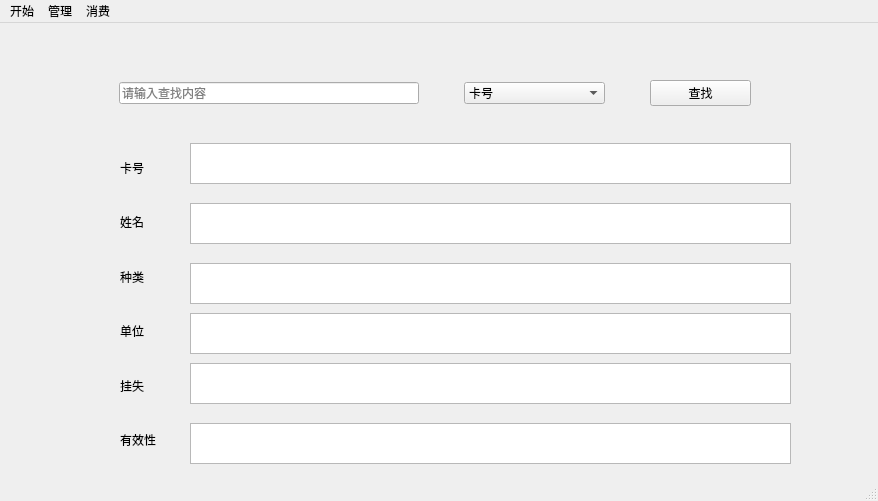
Qt form mainwindow.ui (Nek0-hinata/QtLearning) before a commit.
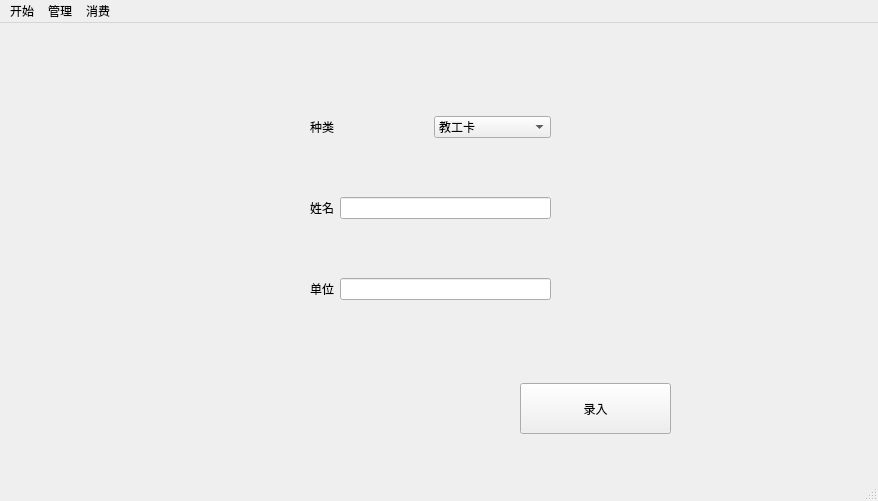
The same form after that commit.

Commit message: 录入功能完成

The edit to the form file:
```diff
--- a/mainwindow.ui
+++ b/mainwindow.ui
@@ -36,7 +36,7 @@
      </rect>
     </property>
     <property name="currentIndex">
-     <number>0</number>
+     <number>2</number>
     </property>
     <widget class="QWidget" name="search_ui">
      <widget class="QWidget" name="horizontalLayoutWidget">
@@ -239,6 +239,96 @@
      </widget>
     </widget>
     <widget class="QWidget" name="tongji_ui"/>
+    <widget class="QWidget" name="luru_ui">
+     <widget class="QWidget" name="verticalLayoutWidget_2">
+      <property name="geometry">
+       <rect>
+        <x>310</x>
+        <y>40</y>
+        <width>241</width>
+        <height>291</height>
+       </rect>
+      </property>
+      <layout class="QVBoxLayout" name="verticalLayout_2">
+       <item>
+        <layout class="QHBoxLayout" name="horizontalLayout_5">
+         <item>
+          <widget class="QLabel" name="label_9">
+           <property name="text">
+            <string>种类</string>
+           </property>
+          </widget>
+         </item>
+         <item>
+          <widget class="QComboBox" name="comboBox_2">
+           <item>
+            <property name="text">
+             <string>教工卡</string>
+            </property>
+           </item>
+           <item>
+            <property name="text">
+             <string>学生卡</string>
+            </property>
+           </item>
+           <item>
+            <property name="text">
+             <string>临时卡</string>
+            </property>
+           </item>
+           <item>
+            <property name="text">
+             <string>其他卡</string>
+            </property>
+           </item>
+          </widget>
+         </item>
+        </layout>
+       </item>
+       <item>
+        <layout class="QHBoxLayout" name="horizontalLayout_3">
+         <item>
+          <widget class="QLabel" name="label_7">
+           <property name="text">
+            <string>姓名</string>
+           </property>
+          </widget>
+         </item>
+         <item>
+          <widget class="QLineEdit" name="lineEdit"/>
+         </item>
+        </layout>
+       </item>
+       <item>
+        <layout class="QHBoxLayout" name="horizontalLayout_4">
+         <item>
+          <widget class="QLabel" name="label_8">
+           <property name="text">
+            <string>单位</string>
+           </property>
+          </widget>
+         </item>
+         <item>
+          <widget class="QLineEdit" name="lineEdit_2"/>
+         </item>
+        </layout>
+       </item>
+      </layout>
+     </widget>
+     <widget class="QPushButton" name="pushButton_2">
+      <property name="geometry">
+       <rect>
+        <x>520</x>
+        <y>360</y>
+        <width>151</width>
+        <height>51</height>
+       </rect>
+      </property>
+      <property name="text">
+       <string>录入</string>
+      </property>
+     </widget>
+    </widget>
    </widget>
   </widget>
   <widget class="QMenuBar" name="menubar">
```
The commit also changes 8 other files.
